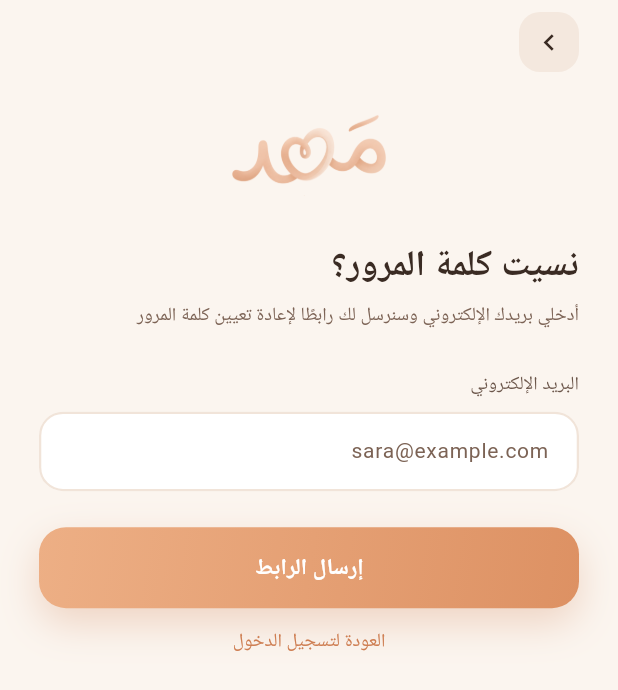
After one commit to Razan445/2026-GP1-Group10-Mahd, a Flutter app: the ForgotPasswordScreen screen opened by its route, on a phone screen of 412 x 824 dp. The commit adds this screen. Shown: the top 690 px of the screen. Run offline on Flutter 3.47's test engine with Material 3 defaults, Android fonts, the light colour scheme and no system bars; our stand-ins replace cloud_firestore, firebase_auth, firebase_core, fl_chart, google_fonts, shared_preferences; missing offline and left inert: record; accounts and stored records are empty; Roboto replaces fonts that are missing (Ibm Plex Sans Arabic).

Commit message:
feat: add forgot password screen and navigation from login

```diff
--- a/mobile-client/lib/core/routes/app_routes.dart
+++ b/mobile-client/lib/core/routes/app_routes.dart
@@ -7,6 +7,7 @@ class AppRoutes {
   static const String onboarding = '/onboarding';
   static const String signUp = '/sign-up';
   static const String login = '/login';
+  static const String forgotPassword = '/forgot-password';
 
   // ── Post-auth flow ───────────────────────────────────────────
   static const String infantRegistration = '/infant-registration';
--- a/mobile-client/lib/main.dart
+++ b/mobile-client/lib/main.dart
@@ -6,6 +6,7 @@ import 'package:flutter_localizations/flutter_localizations.dart';
 import 'core/routes/app_routes.dart';
 import 'core/theme/app_theme.dart';
 import 'firebase_options.dart';
+import 'screens/forgot_password/forgot_password_screen.dart';
 import 'screens/home/home_screen.dart';
 import 'screens/infant_registration/infant_registration_screen.dart';
 import 'screens/login/login_screen.dart';
@@ -67,6 +68,7 @@ class MahdApp extends StatelessWidget {
         AppRoutes.onboarding: (_) => const OnboardingScreen(),
         AppRoutes.signUp: (_) => const SignUpScreen(),
         AppRoutes.login: (_) => const LoginScreen(),
+        AppRoutes.forgotPassword: (_) => const ForgotPasswordScreen(),
 
         // Post-auth flow
         AppRoutes.infantRegistration: (_) =>
--- /dev/null
+++ b/mobile-client/lib/screens/forgot_password/forgot_password_screen.dart
@@ -0,0 +1,262 @@
+import 'dart:async';
+
+import 'package:firebase_auth/firebase_auth.dart';
+import 'package:flutter/material.dart';
+
+import '../../core/theme/app_theme.dart';
+import '../../widgets/app_snack_bar.dart';
+import '../../widgets/app_text_field.dart';
+import '../../widgets/primary_button.dart';
+
+/// نسيت كلمة المرور — sends a Firebase password-reset email.
+///
+/// Optionally receives the email typed on the login screen as a route
+/// argument (String) to pre-fill the field.
+class ForgotPasswordScreen extends StatefulWidget {
+  const ForgotPasswordScreen({super.key});
+
+  @override
+  State<ForgotPasswordScreen> createState() => _ForgotPasswordScreenState();
+}
+
+class _ForgotPasswordScreenState extends State<ForgotPasswordScreen> {
+  static const int _resendSeconds = 45;
+
+  final _formKey = GlobalKey<FormState>();
+  final _emailController = TextEditingController();
+
+  bool _isLoading = false;
+  bool _sent = false;
+  bool _prefilled = false;
+  int _cooldown = 0;
+  Timer? _timer;
+
+  @override
+  void didChangeDependencies() {
+    super.didChangeDependencies();
+
+    if (!_prefilled) {
+      _prefilled = true;
+
+      final args = ModalRoute.of(context)?.settings.arguments;
+
+      if (args is String) {
+        _emailController.text = args;
+      }
+    }
+  }
+
+  @override
+  void dispose() {
+    _timer?.cancel();
+    _emailController.dispose();
+    super.dispose();
+  }
+
+  void _startCooldown() {
+    _timer?.cancel();
+
+    setState(() => _cooldown = _resendSeconds);
+
+    _timer = Timer.periodic(const Duration(seconds: 1), (timer) {
+      if (!mounted) {
+        timer.cancel();
+        return;
+      }
+
+      if (_cooldown <= 1) {
+        timer.cancel();
+      }
+
+      setState(() => _cooldown = _cooldown - 1);
+    });
+  }
+
+  Future<void> _send() async {
+    if (!_formKey.currentState!.validate()) return;
+
+    FocusScope.of(context).unfocus();
+
+    setState(() => _isLoading = true);
+
+    try {
+      await FirebaseAuth.instance.sendPasswordResetEmail(
+        email: _emailController.text.trim(),
+      );
+
+      if (!mounted) return;
+
+      setState(() {
+        _isLoading = false;
+        _sent = true;
+      });
+
+      _startCooldown();
+
+      AppSnackBar.show(
+        context,
+        'تم إرسال رابط إعادة تعيين كلمة المرور',
+        type: AppSnackBarType.success,
+      );
+    } on FirebaseAuthException catch (e) {
+      debugPrint('Password reset error: ${e.code} | ${e.message}');
+
+      if (!mounted) return;
+
+      setState(() => _isLoading = false);
+
+      String message;
+
+      switch (e.code) {
+        case 'user-not-found':
+          message = 'لا يوجد حساب مسجل بهذا البريد الإلكتروني';
+          break;
+        case 'invalid-email':
+          message = 'صيغة البريد الإلكتروني غير صحيحة';
+          break;
+        case 'too-many-requests':
+          message = 'محاولات كثيرة، انتظري قليلًا ثم حاولي مرة أخرى';
+          break;
+        case 'network-request-failed':
+          message = 'تعذر الاتصال بالشبكة، حاولي مرة أخرى';
+          break;
+        default:
+          message = 'حدث خطأ أثناء إرسال الرابط';
+      }
+
+      AppSnackBar.show(context, message, type: AppSnackBarType.error);
+    } catch (e) {
+      debugPrint('Unexpected password reset error: $e');
+
+      if (!mounted) return;
+
+      setState(() => _isLoading = false);
+
+      AppSnackBar.show(
+        context,
+        'حدث خطأ غير متوقع، حاولي مرة أخرى',
+        type: AppSnackBarType.error,
+      );
+    }
+  }
+
+  @override
+  Widget build(BuildContext context) {
+    return Scaffold(
+      backgroundColor: AppColors.backgroundCream,
+      body: SafeArea(
+        child: SingleChildScrollView(
+          padding: const EdgeInsets.fromLTRB(26, 8, 26, 34),
+          child: Form(
+            key: _formKey,
+            child: Column(
+              crossAxisAlignment: CrossAxisAlignment.stretch,
+              children: [
+                Align(
+                  alignment: AlignmentDirectional.centerStart,
+                  child: GestureDetector(
+                    onTap: () => Navigator.pop(context),
+                    child: Container(
+                      width: 40,
+                      height: 40,
+                      decoration: BoxDecoration(
+                        color: const Color(0xFFF4E8DE),
+                        borderRadius: BorderRadius.circular(14),
+                      ),
+                      alignment: Alignment.center,
+                      child: const Icon(
+                        Icons.chevron_right,
+                        color: AppColors.textPrimary,
+                        size: 22,
+                      ),
+                    ),
+                  ),
+                ),
+
+                const SizedBox(height: 28),
+
+                Center(
+                  child: Image.asset(
+                    'assets/images/mahd-logo.png',
+                    width: 104,
+                    fit: BoxFit.contain,
+                  ),
+                ),
+
+                const SizedBox(height: 28),
+
+                Text(
+                  _sent ? 'تحقق من بريدك الإلكتروني' : 'نسيت كلمة المرور؟',
+                  style: AppTextStyles.screenTitle,
+                ),
+
+                const SizedBox(height: 4),
+
+                Text(
+                  _sent
+                      ? 'أرسلنا رابط إعادة تعيين كلمة المرور إلى بريدك. '
+                          'افتحي الرسالة واضغطي على الرابط، وإذا لم تجديها '
+                          'تفقدي مجلد الرسائل غير المرغوب فيها (Spam).'
+                      : 'أدخلي بريدك الإلكتروني وسنرسل لك رابطًا لإعادة تعيين كلمة المرور',
+                  style: AppTextStyles.helperText.copyWith(height: 1.7),
+                ),
+
+                const SizedBox(height: 22),
+
+                AppTextField(
+                  label: 'البريد الإلكتروني',
+                  hint: 'sara@example.com',
+                  controller: _emailController,
+                  keyboardType: TextInputType.emailAddress,
+                  textDirection: TextDirection.ltr,
+                  validator: (v) {
+                    if (v == null || v.trim().isEmpty) {
+                      return 'البريد الإلكتروني مطلوب';
+                    }
+
+                    final emailRegex =
+                        RegExp(r'^[\w-.]+@([\w-]+\.)+[\w-]{2,4}$');
+
+                    if (!emailRegex.hasMatch(v.trim())) {
+                      return 'صيغة البريد الإلكتروني غير صحيحة';
+                    }
+
+                    return null;
+                  },
+                ),
+
+                const SizedBox(height: 24),
+
+                PrimaryButton(
+                  label: _sent
+                      ? (_cooldown > 0
+                          ? 'إعادة الإرسال بعد $_cooldown ثانية'
+                          : 'إعادة إرسال الرابط')
+                      : 'إرسال الرابط',
+                  onPressed: (_sent && _cooldown > 0) ? () {} : _send,
+                  isLoading: _isLoading,
+                ),
+
+                const SizedBox(height: 12),
+
+                Center(
+                  child: GestureDetector(
+                    onTap: () => Navigator.pop(context),
+                    child: Text(
+                      'العودة لتسجيل الدخول',
+                      style: AppTextStyles.helperText.copyWith(
+                        fontSize: 12.5,
+                        color: AppColors.primary,
+                        fontWeight: FontWeight.w500,
+                      ),
+                    ),
+                  ),
+                ),
+              ],
+            ),
+          ),
+        ),
+      ),
+    );
+  }
+}
--- a/mobile-client/lib/screens/login/login_screen.dart
+++ b/mobile-client/lib/screens/login/login_screen.dart
@@ -199,7 +199,11 @@ class _LoginScreenState extends State<LoginScreen> {
                   alignment: AlignmentDirectional.centerStart,
                   child: TextButton(
                     onPressed: () {
-                      // TODO: navigate to password-reset screen
+                      Navigator.pushNamed(
+                        context,
+                        AppRoutes.forgotPassword,
+                        arguments: _emailController.text.trim(),
+                      );
                     },
                     style: TextButton.styleFrom(
                       padding: const EdgeInsets.symmetric(
```
